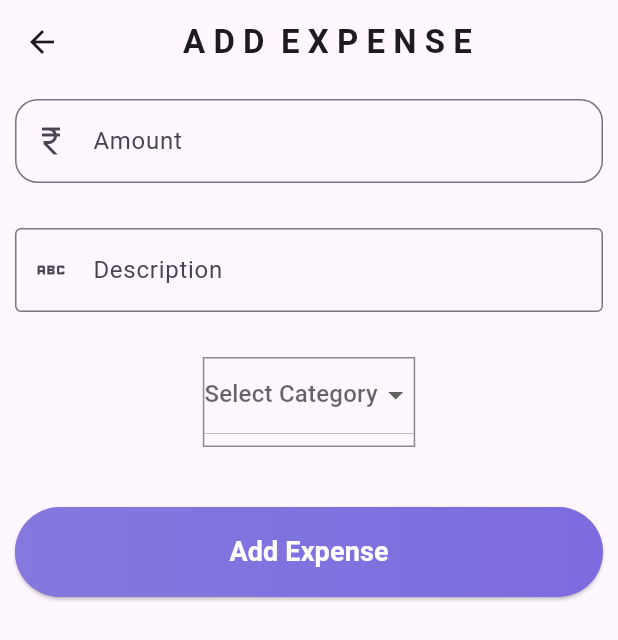
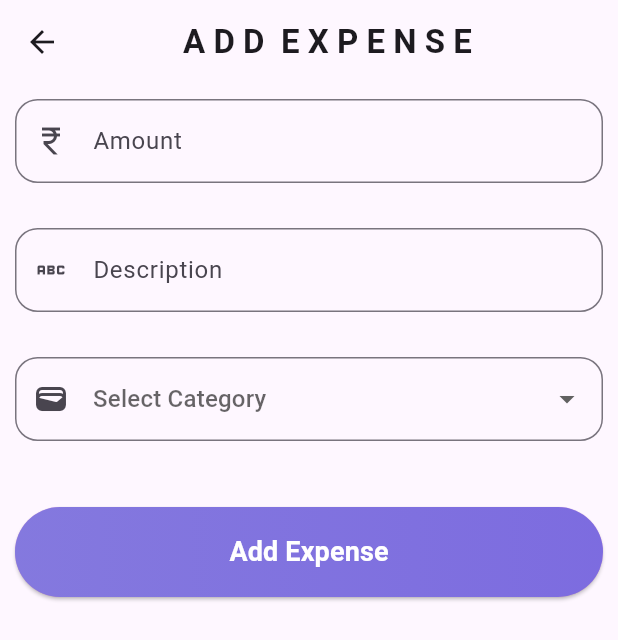
Before and after one commit to SaiyamKalra/expense_tracker, a Flutter app: the screen it shows after launch, after a tap on an icon or button, on a phone screen of 412 x 824 dp. Shown: the top 640 px of the screen. Run offline on Flutter 3.47's test engine with Material 3 defaults, Android fonts, the phone set to English and light mode, and no system bars; our stand-ins replace flutter_bloc, shared_preferences.

Commit message:
final commit app is completed

```diff
--- a/lib/pages/add_expense_page.dart
+++ b/lib/pages/add_expense_page.dart
@@ -2,7 +2,6 @@ import 'package:expense_tracker/cubit/expense_cubit.dart';
 import 'package:expense_tracker/models/expense.dart';
 import 'package:flutter/material.dart';
 import 'package:flutter/services.dart';
-import 'package:flutter/widgets.dart';
 import 'package:flutter_bloc/flutter_bloc.dart';
 
 class AddExpensePage extends StatefulWidget {
@@ -61,7 +60,9 @@ class _AddExpensePageState extends State<AddExpensePage> {
               controller: _descriptionController,
               decoration: InputDecoration(
                 labelText: 'Description',
-                border: OutlineInputBorder(),
+                border: OutlineInputBorder(
+                  borderRadius: BorderRadius.circular(15),
+                ),
                 prefixIcon: Icon(Icons.abc),
               ),
             ),
@@ -72,13 +73,14 @@ class _AddExpensePageState extends State<AddExpensePage> {
             child: SizedBox(
               height: 60,
 
-              child: Container(
-                height: 60,
-                decoration: BoxDecoration(
-                  border: Border.all(color: Colors.black45),
+              child: DropdownButtonFormField<String>(
+                hint: Text('Select Category'),
+                decoration: InputDecoration(
+                  prefixIcon: Icon(Icons.wallet),
+                  border: OutlineInputBorder(
+                    borderRadius: BorderRadius.circular(15),
                   ),
-                child: DropdownButton<String>(
-                  hint: Text('Select Category'),
+                ),
                 value: selectedCategory,
                 items:
                     category.map((String categories) {
@@ -92,7 +94,6 @@ class _AddExpensePageState extends State<AddExpensePage> {
                     selectedCategory = newValue;
                   });
                 },
-                ),
               ),
             ),
           ),
--- a/lib/pages/home_page.dart
+++ b/lib/pages/home_page.dart
@@ -4,7 +4,6 @@ import 'package:expense_tracker/pages/add_expense_page.dart';
 import 'package:expense_tracker/pages/search_page.dart';
 import 'package:expense_tracker/utils/expense_card.dart';
 import 'package:flutter/material.dart';
-import 'package:flutter/widgets.dart';
 import 'package:flutter_bloc/flutter_bloc.dart';
 
 class HomePage extends StatefulWidget {
@@ -37,7 +36,7 @@ class _HomePageState extends State<HomePage> {
         children: [
           SizedBox(
             width: double.infinity,
-            height: 400,
+            height: 280,
             child: Container(
               decoration: BoxDecoration(
                 boxShadow: [
@@ -60,7 +59,9 @@ class _HomePageState extends State<HomePage> {
                 ),
                 child: Column(
                   children: [
-                    Row(
+                    Padding(
+                      padding: const EdgeInsets.symmetric(vertical: 20.0),
+                      child: Row(
                         crossAxisAlignment: CrossAxisAlignment.start,
                         children: [
                           Text(
@@ -71,12 +72,8 @@ class _HomePageState extends State<HomePage> {
                               color: Colors.white,
                             ),
                           ),
-                        SizedBox(width: 45),
-                        Column(
-                          children: [
-                            Padding(
-                              padding: const EdgeInsets.symmetric(vertical: 40),
-                              child: IconButton(
+                          Spacer(),
+                          IconButton(
                             onPressed: () {
                               Navigator.push(
                                 context,
@@ -91,12 +88,10 @@ class _HomePageState extends State<HomePage> {
                               size: 45,
                             ),
                           ),
-                            ),
                         ],
                       ),
-                      ],
                     ),
-                    SizedBox(height: 40),
+                    SizedBox(height: 2),
                     Text(
                       'Total',
                       style: TextStyle(
@@ -105,7 +100,7 @@ class _HomePageState extends State<HomePage> {
                         fontWeight: FontWeight.bold,
                       ),
                     ),
-                    SizedBox(height: 10),
+                    SizedBox(height: 6),
                     BlocBuilder<ExpenseCubit, List<Expense>>(
                       builder: (context, expenses) {
                         final filteredExpenses =
@@ -129,9 +124,9 @@ class _HomePageState extends State<HomePage> {
                           (sum, expense) =>
                               sum + (double.tryParse(expense.amount) ?? 0.0),
                         );
-                        return Padding(
-                          padding: const EdgeInsets.symmetric(horizontal: 60),
+                        return Center(
                           child: Row(
+                            mainAxisAlignment: MainAxisAlignment.center,
                             children: [
                               Icon(
                                 Icons.currency_rupee_sharp,
@@ -179,7 +174,7 @@ class _HomePageState extends State<HomePage> {
                       backgroundColor:
                           selectedState == filter
                               ? Colors.amber
-                              : Colors.white54,
+                              : const Color.fromARGB(106, 158, 158, 158),
                       label: Text(filter),
                       labelStyle: TextStyle(fontSize: 16),
                     ),
@@ -264,15 +259,7 @@ class _HomePageState extends State<HomePage> {
           height: 100,
           decoration: BoxDecoration(
             borderRadius: BorderRadius.circular(18),
-            gradient: LinearGradient(
-              colors: [
-                const Color.fromARGB(255, 33, 229, 243).withAlpha(100),
-                const Color.fromARGB(255, 14, 196, 246).withAlpha(100),
-              ],
-            ),
-            boxShadow: [
-              BoxShadow(color: const Color.fromARGB(255, 51, 130, 209)),
-            ],
+            color: Colors.amber,
           ),
           alignment: Alignment.center,
           child: Text('+', style: TextStyle(fontSize: 30, color: Colors.white)),
--- a/lib/pages/main.dart
+++ b/lib/pages/main.dart
@@ -20,7 +20,6 @@ class MainApp extends StatelessWidget {
     return MaterialApp(
       debugShowCheckedModeBanner: false,
       home: SplashScreenPage(),
-      // theme: ThemeData.dark(),
     );
   }
 }
--- a/lib/pages/splash_screen_page.dart
+++ b/lib/pages/splash_screen_page.dart
@@ -1,7 +1,6 @@
 import 'dart:async';
 import 'package:expense_tracker/pages/home_page.dart';
 import 'package:flutter/material.dart';
-import 'package:flutter/widgets.dart';
 
 class SplashScreenPage extends StatefulWidget {
   const SplashScreenPage({super.key});
```
Also changed, not shown: lib/pages/search_page.dart (+12 -18 lines). Lines whose indentation alone changed are shown as unchanged.
